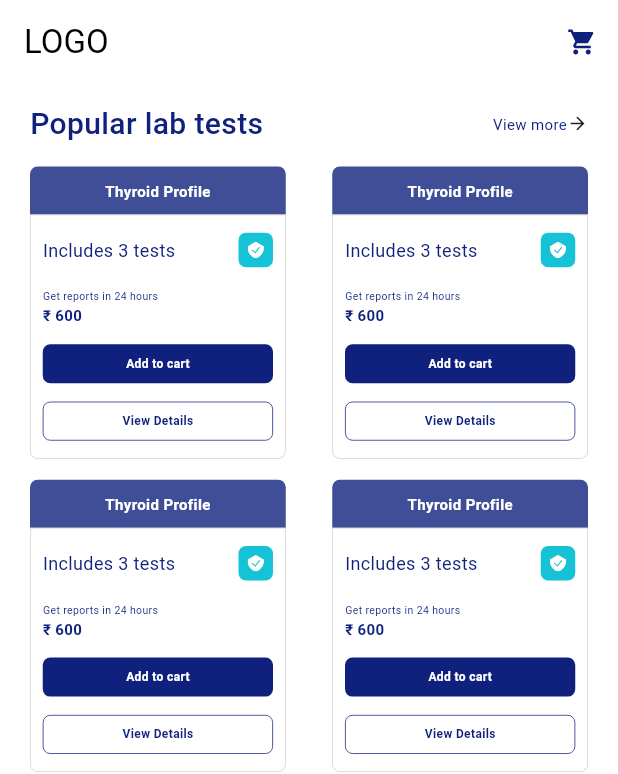
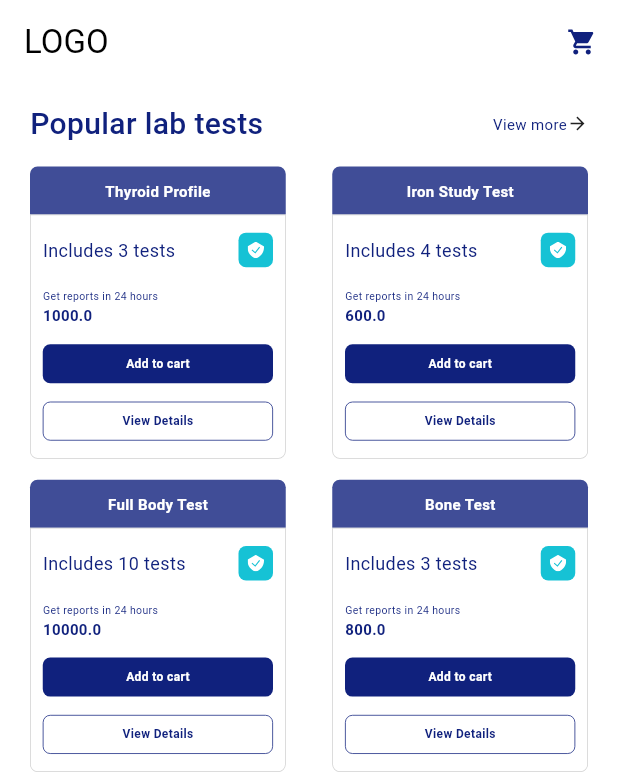
Before and after one commit to abhijeet-Bh/alemeno, a Flutter app: the screen it shows after launch, on a phone screen of 412 x 824 dp. Shown: the top 774 px of the screen. Run offline on Flutter 3.47's test engine with Material 3 defaults, Android fonts, the phone set to English and light mode, and no system bars; our stand-ins replace bloc, dartz, equatable, flutter_bloc, flutter_svg.

Commit message:
feat: added bloc in homepage

```diff
--- /dev/null
+++ b/lib/features/home/data/datasources/mock_test_data.dart
@@ -0,0 +1,32 @@
+class Database {
+  static List<Map<String, dynamic>> testsData = [
+    {
+      "id": "dd40fee6-0856-4390-8be2-18b65740d78b",
+      "title": "Thyroid Profile",
+      "numberOfTests": 3,
+      "price": 1400.00,
+      "offerPrice": 1000.0
+    },
+    {
+      "id": "a650b19b-c328-4e26-b55e-8f8c24c7c65b",
+      "title": "Iron Study Test",
+      "numberOfTests": 4,
+      "price": 1000.00,
+      "offerPrice": 600.0
+    },
+    {
+      "id": "7b7c9b54-a51f-43d2-9db0-9690ca02acb4",
+      "title": "Full Body Test",
+      "numberOfTests": 10,
+      "price": 14000.00,
+      "offerPrice": 10000.0
+    },
+    {
+      "id": "8146709b-7947-4804-adf8-6e9e12461f6d",
+      "title": "Bone Test",
+      "numberOfTests": 3,
+      "price": 1400.00,
+      "offerPrice": 800.0
+    },
+  ];
+}
--- /dev/null
+++ b/lib/features/home/data/models/test_model.dart
@@ -0,0 +1,50 @@
+import 'dart:convert';
+
+import 'package:alemeno/features/home/domain/entities/test_entity.dart';
+
+Test testFromJson(String str) => Test.fromJson(json.decode(str));
+
+String testToJson(Test data) => json.encode(data.toJson());
+
+class Test {
+  String id;
+  String title;
+  int numberOfTests;
+  double price;
+  double offerPrice;
+
+  Test({
+    required this.id,
+    required this.title,
+    required this.numberOfTests,
+    required this.price,
+    required this.offerPrice,
+  });
+
+  //To entity Function
+  TestEntity modelToEntity() {
+    return TestEntity(
+      id: id,
+      title: title,
+      numberOfTests: numberOfTests,
+      price: price,
+      offerPrice: offerPrice,
+    );
+  }
+
+  factory Test.fromJson(Map<String, dynamic> json) => Test(
+        id: json["id"],
+        title: json["title"],
+        numberOfTests: json["numberOfTests"],
+        price: json["price"],
+        offerPrice: json["offerPrice"],
+      );
+
+  Map<String, dynamic> toJson() => {
+        "id": id,
+        "title": title,
+        "numberOfTests": numberOfTests,
+        "price": price,
+        "offerPrice": offerPrice,
+      };
+}
--- /dev/null
+++ b/lib/features/home/data/repositories/homepage_repository_impl.dart
@@ -0,0 +1,22 @@
+import 'package:alemeno/features/home/data/models/test_model.dart';
+import 'package:alemeno/features/home/domain/entities/test_entity.dart';
+import 'package:alemeno/features/home/domain/repositories/homepage_repository.dart';
+import 'package:alemeno/utils/failure.dart';
+import 'package:dartz/dartz.dart';
+
+import '../datasources/mock_test_data.dart';
+
+class HomePageRepositoryIml extends HomePageRepository {
+  @override
+  Future<Either<Failure, List<TestEntity>>> getHomePageData() async {
+    await Future.delayed(const Duration(milliseconds: 1000));
+
+    List<TestEntity> tests = [];
+
+    for (var test in Database.testsData) {
+      tests.add(Test.fromJson(test).modelToEntity());
+    }
+
+    return Right(tests);
+  }
+}
--- /dev/null
+++ b/lib/features/home/domain/entities/test_entity.dart
@@ -0,0 +1,15 @@
+class TestEntity {
+  String id;
+  String title;
+  int numberOfTests;
+  double price;
+  double offerPrice;
+
+  TestEntity({
+    required this.id,
+    required this.title,
+    required this.numberOfTests,
+    required this.price,
+    required this.offerPrice,
+  });
+}
--- /dev/null
+++ b/lib/features/home/domain/repositories/homepage_repository.dart
@@ -0,0 +1,10 @@
+import 'package:dartz/dartz.dart';
+
+import '../entities/test_entity.dart';
+import '../../../../utils/failure.dart';
+
+abstract class HomePageRepository {
+  const HomePageRepository();
+
+  Future<Either<Failure, List<TestEntity>>> getHomePageData();
+}
--- /dev/null
+++ b/lib/features/home/domain/usecases/homepage_usecase.dart
@@ -0,0 +1,16 @@
+import 'package:alemeno/features/home/data/repositories/homepage_repository_impl.dart';
+import 'package:alemeno/features/home/domain/entities/test_entity.dart';
+import 'package:dartz/dartz.dart';
+
+import '../../../../utils/failure.dart';
+import '../repositories/homepage_repository.dart';
+
+class HomePageUseCase {
+  // const HomePageUseCase(this._repository);
+  // final HomePageRepository _repository;
+
+  final HomePageRepository _repository = HomePageRepositoryIml();
+
+  Future<Either<Failure, List<TestEntity>>> fetchHomePageData() async =>
+      _repository.getHomePageData();
+}
--- /dev/null
+++ b/lib/features/home/presentation/blocs/home_bloc.dart
@@ -0,0 +1,23 @@
+import 'package:alemeno/features/home/domain/usecases/homepage_usecase.dart';
+import 'package:bloc/bloc.dart';
+import 'package:equatable/equatable.dart';
+
+import '../../domain/entities/test_entity.dart';
+
+part 'home_event.dart';
+part 'home_state.dart';
+
+class HomeBloc extends Bloc<HomeEvent, HomeState> {
+  HomePageUseCase homePageUseCase = HomePageUseCase();
+
+  HomeBloc() : super(HomeInitial()) {
+    on<LoadHomeDataEvent>((event, emit) async {
+      emit(HomeLoading());
+      var tests = await homePageUseCase.fetchHomePageData();
+      tests.fold(
+        (l) => emit(const HomeLoadingFailure("Failed to load data!")),
+        (r) => emit(HomeLoaded(r)),
+      );
+    });
+  }
+}
--- /dev/null
+++ b/lib/features/home/presentation/blocs/home_event.dart
@@ -0,0 +1,10 @@
+part of 'home_bloc.dart';
+
+abstract class HomeEvent extends Equatable {
+  const HomeEvent();
+}
+
+class LoadHomeDataEvent extends HomeEvent {
+  @override
+  List<Object> get props => [];
+}
--- /dev/null
+++ b/lib/features/home/presentation/blocs/home_state.dart
@@ -0,0 +1,31 @@
+part of 'home_bloc.dart';
+
+abstract class HomeState extends Equatable {
+  const HomeState();
+}
+
+class HomeInitial extends HomeState {
+  @override
+  List<Object> get props => [];
+}
+
+class HomeLoading extends HomeState {
+  @override
+  List<Object> get props => [];
+}
+
+class HomeLoadingFailure extends HomeState {
+  final String err;
+  const HomeLoadingFailure(this.err);
+  @override
+  List<Object> get props => [err];
+}
+
+class HomeLoaded extends HomeState {
+  final List<TestEntity> tests;
+
+  const HomeLoaded(this.tests);
+
+  @override
+  List<Object> get props => [tests];
+}
--- a/lib/features/home/presentation/views/home_page_view.dart
+++ b/lib/features/home/presentation/views/home_page_view.dart
@@ -1,8 +1,10 @@
 import 'package:alemeno/features/cart/presentation/views/cart_view.dart';
+import 'package:alemeno/features/home/presentation/blocs/home_bloc.dart';
 import 'package:alemeno/features/home/presentation/widgets/testcard_widget.dart';
 import 'package:alemeno/utils/assets.dart';
 import 'package:alemeno/utils/theme.dart';
 import 'package:flutter/material.dart';
+import 'package:flutter_bloc/flutter_bloc.dart';
 import 'package:flutter_svg/flutter_svg.dart';
 
 class HomePage extends StatefulWidget {
@@ -17,6 +19,12 @@ class HomePage extends StatefulWidget {
 
 class _HomePageState extends State<HomePage> {
   @override
+  void initState() {
+    BlocProvider.of<HomeBloc>(context).add(LoadHomeDataEvent());
+    super.initState();
+  }
+
+  @override
   Widget build(BuildContext context) {
     return Scaffold(
       appBar: AppBar(
@@ -29,7 +37,11 @@ class _HomePageState extends State<HomePage> {
           ),
         ],
       ),
-      body: SingleChildScrollView(
+      body: BlocBuilder<HomeBloc, HomeState>(
+        builder: (context, state) {
+          debugPrint(state.toString());
+          if (state is HomeLoaded) {
+            return SingleChildScrollView(
               child: Padding(
                 padding: AppTheme.pagePadding,
                 child: Column(
@@ -65,15 +77,18 @@ class _HomePageState extends State<HomePage> {
                     GridView.builder(
                       shrinkWrap: true,
                       physics: const NeverScrollableScrollPhysics(),
-                gridDelegate: const SliverGridDelegateWithFixedCrossAxisCount(
+                      gridDelegate:
+                          const SliverGridDelegateWithFixedCrossAxisCount(
                         childAspectRatio: 140 / 160,
                         crossAxisCount: 2, // number of items in each row
                         mainAxisSpacing: 14.0, // spacing between rows
                         crossAxisSpacing: 31.0, // spacing between columns
-                ), // padding around the grid
-                itemCount: 4, // total number of items
+                      ),
+                      // padding around the grid
+                      itemCount: 4,
+                      // total number of items
                       itemBuilder: (context, index) {
-                  return const TestCardWidget();
+                        return TestCardWidget(test: state.tests[index]);
                       },
                     ),
                     Text(
@@ -105,13 +120,15 @@ class _HomePageState extends State<HomePage> {
                               mainAxisAlignment: MainAxisAlignment.center,
                               children: [
                                 Row(
-                            mainAxisAlignment: MainAxisAlignment.spaceBetween,
+                                  mainAxisAlignment:
+                                      MainAxisAlignment.spaceBetween,
                                   crossAxisAlignment: CrossAxisAlignment.start,
                                   children: [
                                     Container(
                                       decoration: BoxDecoration(
                                         color: AppTheme.accentBackgroundColor,
-                                  borderRadius: BorderRadius.circular(100),
+                                        borderRadius:
+                                            BorderRadius.circular(100),
                                       ),
                                       child: Padding(
                                         padding: const EdgeInsets.all(14.0),
@@ -171,22 +188,25 @@ class _HomePageState extends State<HomePage> {
                                     Text(
                                       "Includes 92 tests",
                                       style: AppTheme.primaryBodyTextSmallBlue
-                                    .copyWith(color: const Color(0xff6C87AE)),
+                                          .copyWith(
+                                              color: const Color(0xff6C87AE)),
                                     ),
                                     Text(
                                       " • Blood Glucose Fasting",
                                       style: AppTheme.primaryBodyTextSmallBlue
-                                    .copyWith(color: const Color(0xff6C87AE)),
+                                          .copyWith(
+                                              color: const Color(0xff6C87AE)),
                                     ),
                                     Text(
                                       " • Liver Function Test",
                                       style: AppTheme.primaryBodyTextSmallBlue
-                                    .copyWith(color: const Color(0xff6C87AE)),
+                                          .copyWith(
+                                              color: const Color(0xff6C87AE)),
                                     ),
                                     Text(
                                       "View more",
-                                style:
-                                    AppTheme.primaryBodyTextSmallBlue.copyWith(
+                                      style: AppTheme.primaryBodyTextSmallBlue
+                                          .copyWith(
                                         color: const Color(0xff6C87AE),
                                         decoration: TextDecoration.underline,
                                       ),
@@ -197,7 +217,8 @@ class _HomePageState extends State<HomePage> {
                                   height: 16,
                                 ),
                                 Row(
-                            mainAxisAlignment: MainAxisAlignment.spaceBetween,
+                                  mainAxisAlignment:
+                                      MainAxisAlignment.spaceBetween,
                                   children: [
                                     const Text(
                                       "₹ 2000/-",
@@ -212,7 +233,8 @@ class _HomePageState extends State<HomePage> {
                                         height: 33,
                                         width: 100,
                                         decoration: BoxDecoration(
-                                      borderRadius: BorderRadius.circular(5),
+                                            borderRadius:
+                                                BorderRadius.circular(5),
                                             border: Border.all(
                                               color: AppTheme.primaryColor,
                                               width: 0.5,
@@ -244,6 +266,22 @@ class _HomePageState extends State<HomePage> {
                   ],
                 ),
               ),
+            );
+          }
+          return Center(
+            child: Container(
+              width: 100,
+              height: 100,
+              decoration: BoxDecoration(
+                borderRadius: BorderRadius.circular(14),
+                color: AppTheme.accentBackgroundColor,
+              ),
+              child: const Center(
+                child: CircularProgressIndicator(),
+              ),
+            ),
+          );
+        },
       ),
     );
   }
--- a/lib/features/home/presentation/widgets/testcard_widget.dart
+++ b/lib/features/home/presentation/widgets/testcard_widget.dart
@@ -1,3 +1,4 @@
+import 'package:alemeno/features/home/domain/entities/test_entity.dart';
 import 'package:flutter/material.dart';
 import 'package:flutter_svg/flutter_svg.dart';
 
@@ -5,7 +6,8 @@ import '../../../../utils/assets.dart';
 import '../../../../utils/theme.dart';
 
 class TestCardWidget extends StatefulWidget {
-  const TestCardWidget({super.key});
+  final TestEntity test;
+  const TestCardWidget({super.key, required this.test});
 
   @override
   State<TestCardWidget> createState() => _TestCardWidgetState();
@@ -33,7 +35,7 @@ class _TestCardWidgetState extends State<TestCardWidget> {
             ),
             child: Center(
               child: Text(
-                "Thyroid Profile",
+                widget.test.title,
                 style: AppTheme.primaryBodyTextSmall.copyWith(
                   fontWeight: FontWeight.bold,
                 ),
@@ -61,8 +63,8 @@ class _TestCardWidgetState extends State<TestCardWidget> {
                     Row(
                       mainAxisAlignment: MainAxisAlignment.spaceBetween,
                       children: [
-                        const Text(
-                          "Includes 3 tests",
+                        Text(
+                          "Includes ${widget.test.numberOfTests} tests",
                           style: AppTheme.primaryBodyTextMediumBlue,
                         ),
                         const SizedBox(
@@ -86,11 +88,11 @@ class _TestCardWidgetState extends State<TestCardWidget> {
                     const SizedBox(
                       height: 8,
                     ),
-                    const Column(
+                    Column(
                       mainAxisSize: MainAxisSize.min,
                       crossAxisAlignment: CrossAxisAlignment.start,
                       children: [
-                        Text(
+                        const Text(
                           "Get reports in 24 hours",
                           style: TextStyle(
                             color: AppTheme.primaryColor,
@@ -98,8 +100,8 @@ class _TestCardWidgetState extends State<TestCardWidget> {
                           ),
                         ),
                         Text(
-                          "₹ 600",
-                          style: TextStyle(
+                          widget.test.offerPrice.toString(),
+                          style: const TextStyle(
                             color: AppTheme.primaryColor,
                             fontSize: 10,
                             fontWeight: FontWeight.bold,
--- a/lib/main.dart
+++ b/lib/main.dart
@@ -1,7 +1,9 @@
 import 'package:alemeno/features/cart/presentation/views/cart_view.dart';
 import 'package:alemeno/features/cart/presentation/views/date_time_view.dart';
+import 'package:alemeno/features/home/presentation/blocs/home_bloc.dart';
 import 'package:alemeno/utils/theme.dart';
 import 'package:flutter/material.dart';
+import 'package:flutter_bloc/flutter_bloc.dart';
 
 import 'features/home/presentation/views/home_page_view.dart';
 
@@ -19,7 +21,10 @@ class MyApp extends StatelessWidget {
       theme: AppTheme.lightTheme,
       initialRoute: HomePage.routeName,
       routes: {
-        HomePage.routeName: (_) => const HomePage(),
+        HomePage.routeName: (_) => BlocProvider(
+              create: (context) => HomeBloc(),
+              child: const HomePage(),
+            ),
         CartView.routeName: (_) => const CartView(),
         DateTimeView.routeName: (_) => const DateTimeView(),
       },
--- /dev/null
+++ b/lib/utils/failure.dart
@@ -0,0 +1,26 @@
+import 'package:equatable/equatable.dart';
+
+abstract class Failure extends Equatable {
+  final String message;
+
+  const Failure({
+    required this.message,
+  });
+
+  @override
+  List<Object> get props => [message];
+}
+
+class DeviceFailure extends Failure {
+  final int? statusCode;
+  const DeviceFailure({
+    required super.message,
+    required this.statusCode,
+  });
+}
+
+class UnknownFailure extends Failure {
+  const UnknownFailure({
+    required super.message,
+  });
+}
--- a/pubspec.yaml
+++ b/pubspec.yaml
@@ -39,6 +39,7 @@ dependencies:
   equatable: ^2.0.5
   flutter_svg: ^2.0.9
   get_it: ^7.6.4
+  dartz: ^0.10.1
 
 dev_dependencies:
   flutter_test:
```
Also changed, not shown: pubspec.lock, 1 other file. Lines whose indentation alone changed are shown as unchanged.
